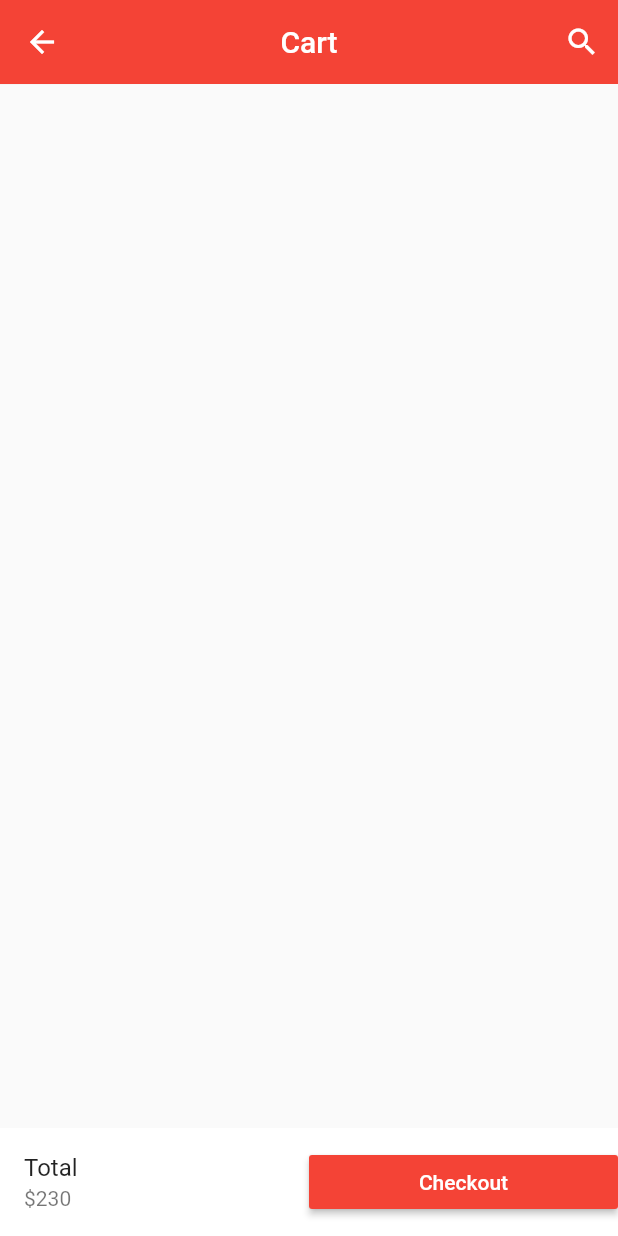
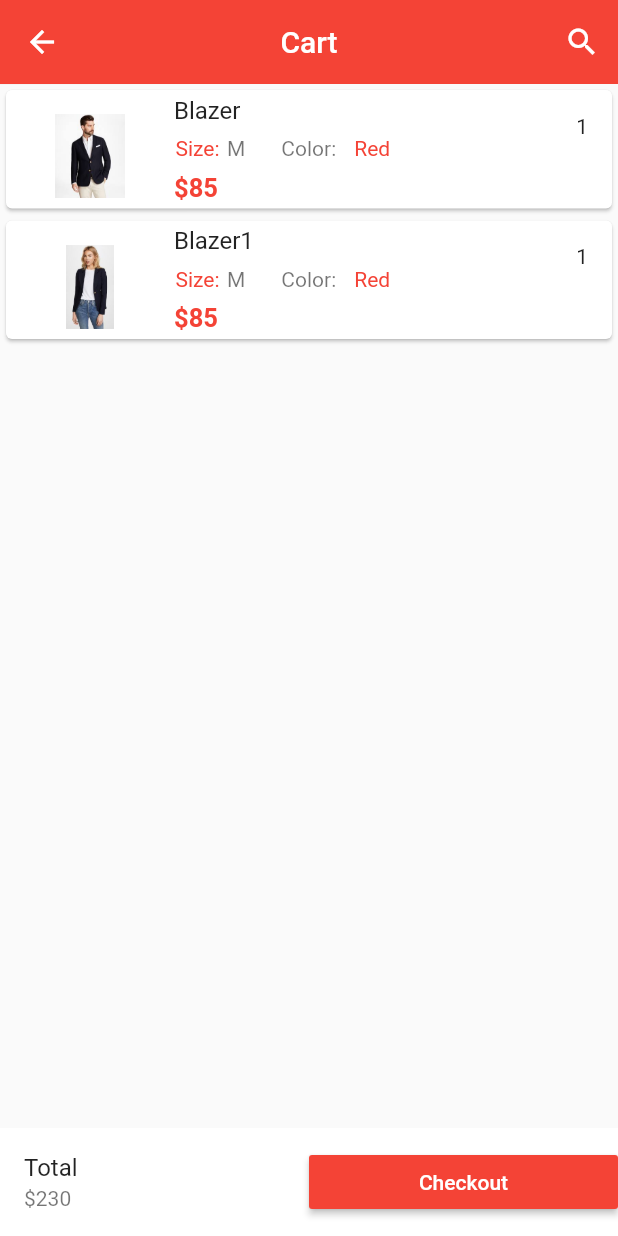
Before and after one commit to bhimrazy/ecommerce, a Flutter app: the Cart screen opened directly, on a phone screen of 412 x 824 dp. Run offline on Flutter 3.47's test engine with Material 2 defaults, Android fonts, the phone set to English and light mode, and no system bars; our stand-ins replace carousel_pro.

Commit message:
Cart Page list view done

```diff
--- /dev/null
+++ b/lib/components/cart_products.dart
@@ -0,0 +1,129 @@
+import 'package:flutter/material.dart';
+
+class CartProducts extends StatefulWidget {
+  @override
+  _CartProductsState createState() => _CartProductsState();
+}
+
+class _CartProductsState extends State<CartProducts> {
+  var productsOnTheCart = [
+    {
+      "name": "Blazer",
+      "picture": "assets/images/products/blazer1.jpeg",
+      "price": 85,
+      "size": "M",
+      "color": "Red",
+      "quantity": 1,
+    },
+    {
+      "name": "Blazer1",
+      "picture": "assets/images/products/blazer2.jpeg",
+      "price": 85,
+      "size": "M",
+      "color": "Red",
+      "quantity": 1,
+    },
+  ];
+  @override
+  Widget build(BuildContext context) {
+    return ListView.builder(
+        itemCount: productsOnTheCart.length,
+        itemBuilder: (context, index) {
+          return SingleCartProduct(
+            cartProductName: productsOnTheCart[index]["name"],
+            cartProductPicture: productsOnTheCart[index]["picture"],
+            cartProductPrice: productsOnTheCart[index]["price"],
+            cartProductSize: productsOnTheCart[index]["size"],
+            cartProductColor: productsOnTheCart[index]["color"],
+            cartProductQty: productsOnTheCart[index]["quantity"],
+          );
+        });
+  }
+}
+
+class SingleCartProduct extends StatelessWidget {
+  final cartProductName;
+  final cartProductPicture;
+  final cartProductPrice;
+  final cartProductSize;
+  final cartProductColor;
+  final cartProductQty;
+
+  const SingleCartProduct(
+      {Key key,
+      this.cartProductName,
+      this.cartProductPicture,
+      this.cartProductPrice,
+      this.cartProductSize,
+      this.cartProductColor,
+      this.cartProductQty})
+      : super(key: key);
+
+  @override
+  Widget build(BuildContext context) {
+    return Card(
+      child: ListTile(
+        //===============LEADING================//
+        leading: Image.asset(
+          cartProductPicture,
+          width: 80,
+          height: 80,
+        ),
+        //===============TITLE================//
+        title: Text(cartProductName),
+        //===============SUBTITLE SECTION================//
+        subtitle: Column(
+          children: <Widget>[
+            //===============ROW================//
+            Row(
+              children: <Widget>[
+                //===============SIZE================//
+                Padding(
+                    padding: const EdgeInsets.all(1),
+                    child: Text('Size:', style: TextStyle(color: Colors.red))),
+                Padding(
+                    padding: const EdgeInsets.all(4.0),
+                    child: Text(cartProductSize)),
+                //===============COLOR================//
+                Padding(
+                    padding: const EdgeInsets.fromLTRB(20.0, 8.0, 8.0, 8.0),
+                    child: Text("Color:")),
+                Padding(
+                    padding: const EdgeInsets.all(4.0),
+                    child: Text(
+                      cartProductColor,
+                      style: TextStyle(color: Colors.red),
+                    )),
+              ],
+            ),
+            //===============PRICE================//
+            Container(
+              alignment: Alignment.topLeft,
+              child: Text("\$$cartProductPrice",
+                  style: TextStyle(
+                      fontSize: 17.0,
+                      fontWeight: FontWeight.bold,
+                      color: Colors.red)),
+            )
+          ],
+        ),
+        //===============TRAILING================//
+        trailing: Column(
+          children: <Widget>[
+            // IconButton(
+            //     icon: Icon(
+            //       Icons.arrow_drop_up,
+            //     ),
+            //     onPressed: () {}),
+            Text("$cartProductQty"),
+            // IconButton(
+            //     icon: Icon(
+            //       Icons.arrow_drop_down,
+            //     ),
+            //     onPressed: () {}),
+          ],
+        ),
+      ),
+    );
+  }
+}
--- a/lib/pages/cart.dart
+++ b/lib/pages/cart.dart
@@ -1,4 +1,5 @@
 import 'package:flutter/material.dart';
+import 'package:ecommerce/components/cart_products.dart';
 
 class Cart extends StatefulWidget {
   @override
@@ -23,6 +24,7 @@ class _CartState extends State<Cart> {
               onPressed: () {}),
         ],
       ),
+      body: CartProducts(),
       bottomNavigationBar: Container(
         color: Colors.white,
         child: Row(
```
